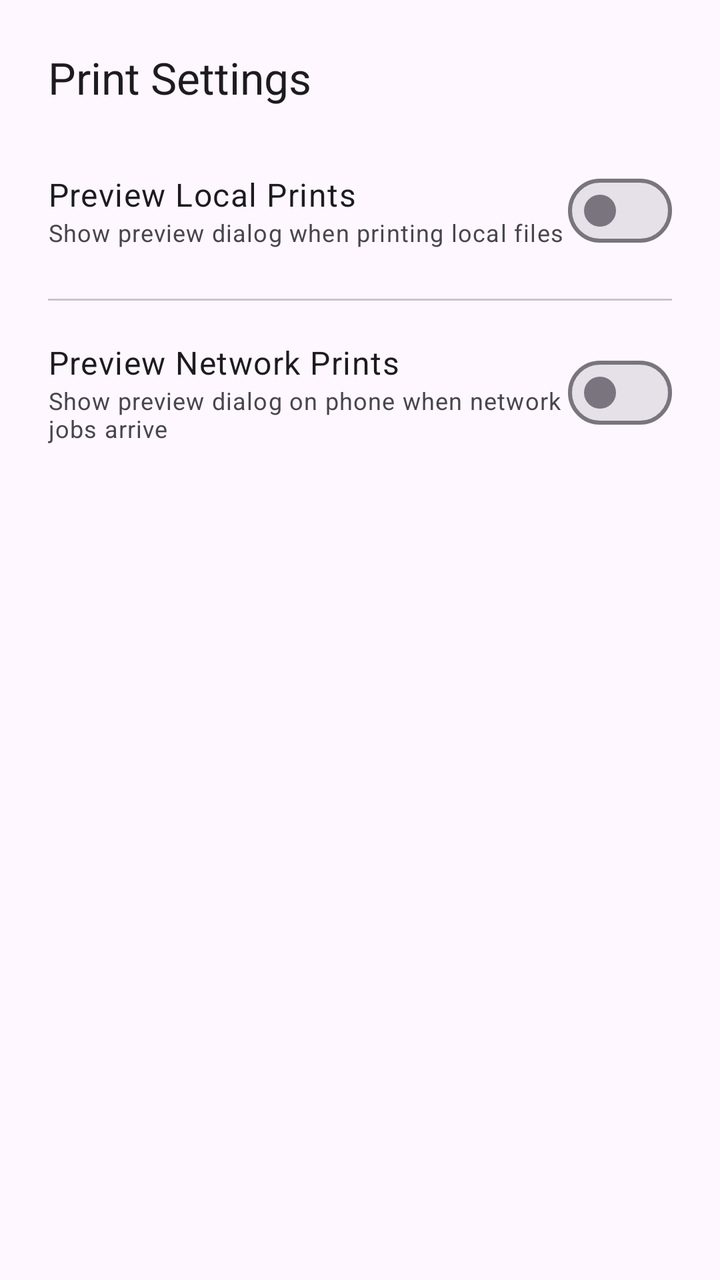
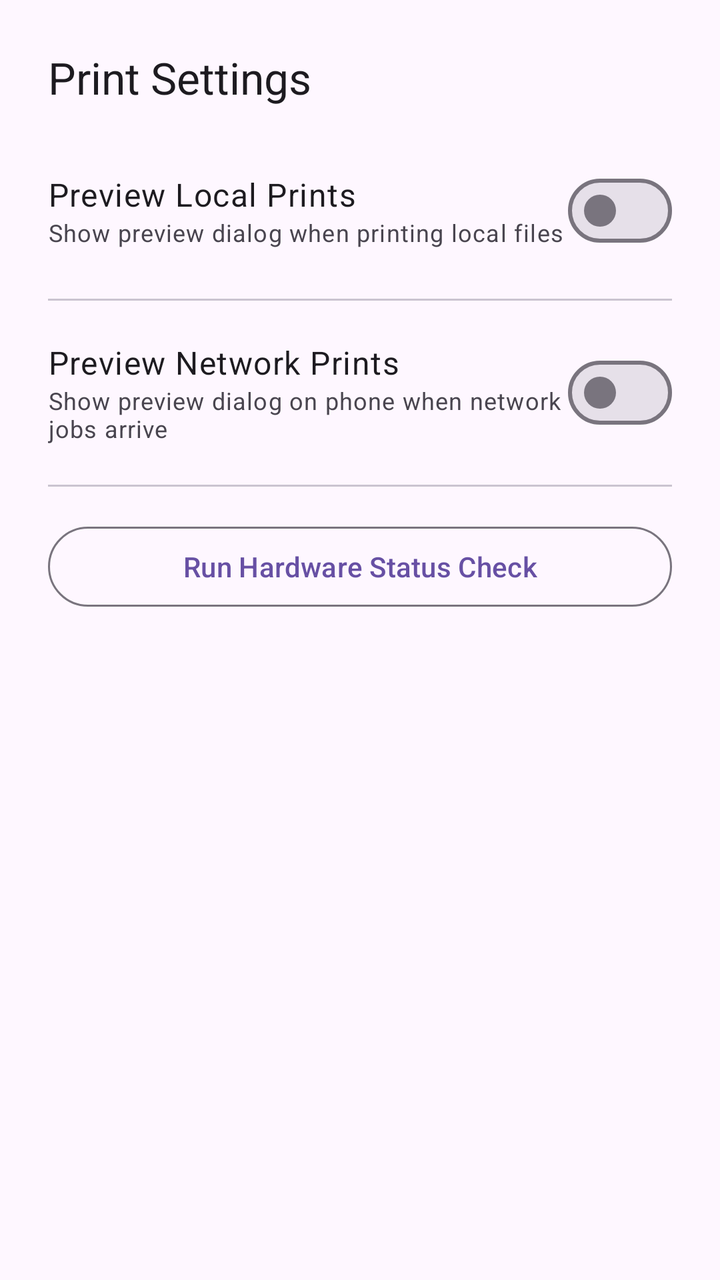

Screens rendered from an Android XML layout before and after an edit, with the pre-edit source and the edit as a unified diff.
<!-- AndroidManifest.xml: application theme Theme.RolloPrint -->
<!-- res/layout/dialog_settings.xml -->
<?xml version="1.0" encoding="utf-8"?>
<LinearLayout xmlns:android="http://schemas.android.com/apk/res/android"
    android:layout_width="match_parent"
    android:layout_height="wrap_content"
    android:orientation="vertical"
    android:padding="24dp">

    <TextView
        android:layout_width="wrap_content"
        android:layout_height="wrap_content"
        android:text="@string/print_settings_title"
        android:textAppearance="?attr/textAppearanceTitleLarge"
        android:textColor="?attr/colorOnSurface"
        android:layout_marginBottom="16dp" />

    
    <LinearLayout
        android:layout_width="match_parent"
        android:layout_height="wrap_content"
        android:orientation="horizontal"
        android:gravity="center_vertical"
        android:paddingVertical="12dp">

        <LinearLayout
            android:layout_width="0dp"
            android:layout_height="wrap_content"
            android:layout_weight="1"
            android:orientation="vertical">

            <TextView
                android:layout_width="wrap_content"
                android:layout_height="wrap_content"
                android:text="@string/preview_local_prints"
                android:textAppearance="?attr/textAppearanceBodyLarge"
                android:textColor="?attr/colorOnSurface" />

            <TextView
                android:layout_width="wrap_content"
                android:layout_height="wrap_content"
                android:text="@string/preview_local_prints_sub"
                android:textAppearance="?attr/textAppearanceBodySmall"
                android:textColor="?attr/colorOnSurfaceVariant" />
        </LinearLayout>

        <com.google.android.material.materialswitch.MaterialSwitch
            android:id="@+id/switchLocalPreviewDialog"
            android:layout_width="wrap_content"
            android:layout_height="wrap_content" />
    </LinearLayout>

    <com.google.android.material.divider.MaterialDivider
        android:layout_width="match_parent"
        android:layout_height="wrap_content"
        android:layout_marginVertical="8dp" />

    
    <LinearLayout
        android:layout_width="match_parent"
        android:layout_height="wrap_content"
        android:orientation="horizontal"
        android:gravity="center_vertical"
        android:paddingVertical="12dp">

        <LinearLayout
            android:layout_width="0dp"
            android:layout_height="wrap_content"
            android:layout_weight="1"
            android:orientation="vertical">

            <TextView
                android:layout_width="wrap_content"
                android:layout_height="wrap_content"
                android:text="@string/preview_network_prints"
                android:textAppearance="?attr/textAppearanceBodyLarge"
                android:textColor="?attr/colorOnSurface" />

            <TextView
                android:layout_width="wrap_content"
                android:layout_height="wrap_content"
                android:text="@string/preview_network_prints_sub"
                android:textAppearance="?attr/textAppearanceBodySmall"
                android:textColor="?attr/colorOnSurfaceVariant" />
        </LinearLayout>

        <com.google.android.material.materialswitch.MaterialSwitch
            android:id="@+id/switchNetworkPreviewDialog"
            android:layout_width="wrap_content"
            android:layout_height="wrap_content" />
    </LinearLayout>

</LinearLayout>
<!-- resources referenced by this layout -->
<resources>
  <string name="preview_local_prints">Preview Local Prints</string>
  <string name="preview_local_prints_sub">Show preview dialog when printing local files</string>
  <string name="preview_network_prints">Preview Network Prints</string>
  <string name="preview_network_prints_sub">Show preview dialog on phone when network jobs arrive</string>
  <string name="print_settings_title">Print Settings</string>
  <style name="Theme.RolloPrint" parent="Base.Theme.RolloPrint" />
  <style name="Base.Theme.RolloPrint" parent="Theme.Material3.DayNight.NoActionBar">
          
          <item name="android:windowLayoutInDisplayCutoutMode" tools:targetApi="p">shortEdges</item>
      </style>
</resources>

<!-- the commit's change to res/layout/dialog_settings.xml (unified diff, before → after) -->
@@ -88,4 +88,18 @@
             android:layout_height="wrap_content" />
     </LinearLayout>
 
+    <com.google.android.material.divider.MaterialDivider
+        android:layout_width="match_parent"
+        android:layout_height="wrap_content"
+        android:layout_marginVertical="8dp" />
+
+    
+    <com.google.android.material.button.MaterialButton
+        android:id="@+id/btnDiagnostics"
+        style="@style/Widget.Material3.Button.OutlinedButton"
+        android:layout_width="match_parent"
+        android:layout_height="wrap_content"
+        android:layout_marginTop="8dp"
+        android:text="Run Hardware Status Check" />
+
 </LinearLayout>
